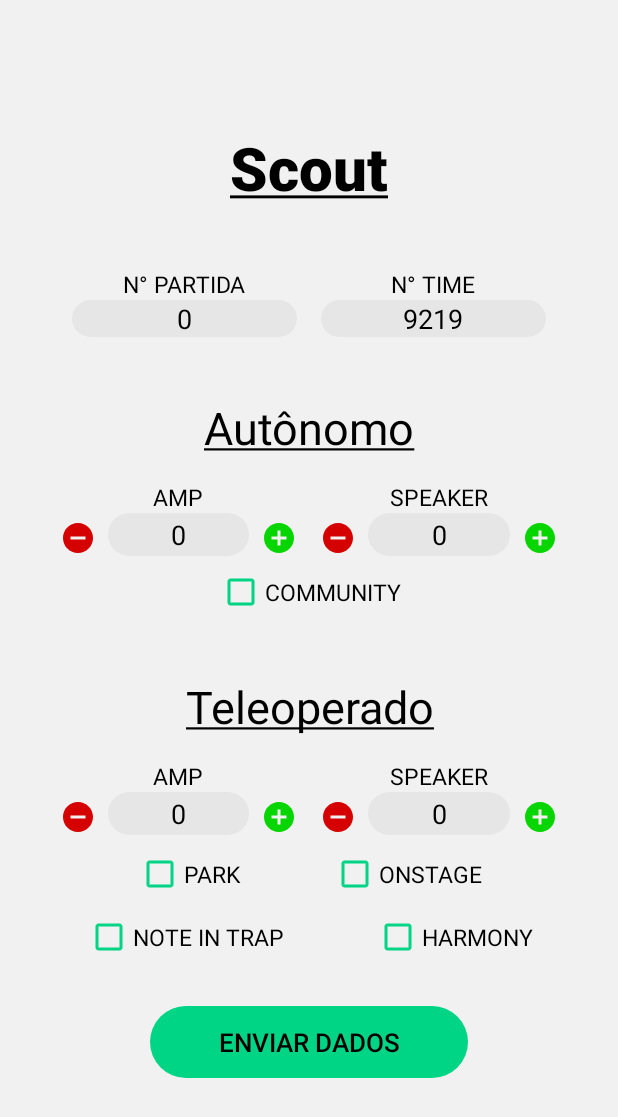
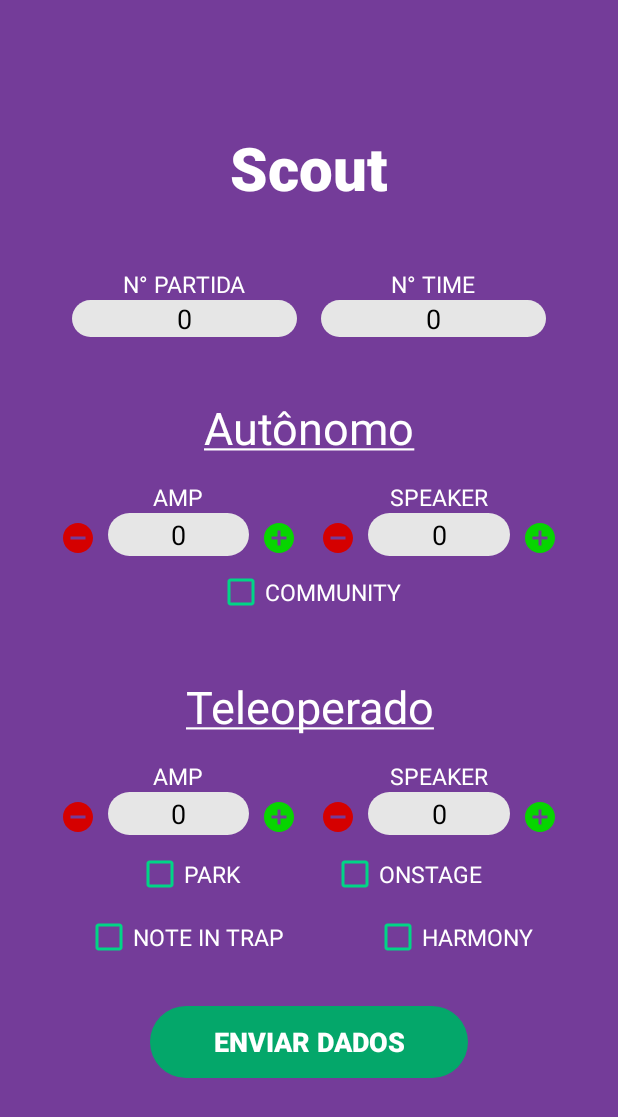
Before and after one commit to nine-tails-9219/scout-app-2024, an Android app: the layout activity_main.xml on its own in the app's theme, with its tools: preview values and no code run, on a phone screen of 412 x 824 dp. Shown: the top 1117 px of the screen. Run offline under Robolectric (Android 15) with nearby library versions, the phone set to English and light mode, and no system bars.

Commit message:
Atualização de cores e conexão com Planilha

```diff
--- a/app/src/main/res/layout/activity_main.xml
+++ b/app/src/main/res/layout/activity_main.xml
@@ -17,7 +17,7 @@
         android:fontFamily="sans-serif-black"
         android:gravity="center"
         android:text="@string/scout"
-        android:textColor="@color/black"
+        android:textColor="@color/white"
         android:textSize="40sp" />
 
     <LinearLayout
@@ -39,7 +39,7 @@
                 android:layout_width="wrap_content"
                 android:layout_height="wrap_content"
                 android:text="@string/numero_da_partida"
-                android:textColor="@color/black"
+                android:textColor="@color/white"
                 android:textSize="15sp" />
 
             <EditText
@@ -69,7 +69,7 @@
                 android:layout_width="wrap_content"
                 android:layout_height="wrap_content"
                 android:text="@string/numero_do_time"
-                android:textColor="@color/black"
+                android:textColor="@color/white"
                 android:textSize="15sp" />
 
             <EditText
@@ -81,7 +81,7 @@
                 android:gravity="center"
                 android:hint="@string/hint_9219"
                 android:inputType="number"
-                android:text="@string/hint_9219"
+                android:text="@string/edit_hint_quantidade"
                 android:textColor="@color/black"
 
                 android:textColorHint="@color/hint_text" />
@@ -97,7 +97,7 @@
         android:layout_marginBottom="15dp"
         android:gravity="center"
         android:text="@string/autonomo"
-        android:textColor="@color/black"
+        android:textColor="@color/white"
         android:textSize="30sp" />
 
     <LinearLayout
@@ -128,7 +128,7 @@
                 android:layout_width="wrap_content"
                 android:layout_height="wrap_content"
                 android:text="@string/amp"
-                android:textColor="@color/black"
+                android:textColor="@color/white"
                 android:textSize="15sp" />
 
             <EditText
@@ -176,7 +176,7 @@
                 android:layout_width="wrap_content"
                 android:layout_height="wrap_content"
                 android:text="@string/speaker"
-                android:textColor="@color/black"
+                android:textColor="@color/white"
                 android:textSize="15sp" />
 
             <EditText
@@ -214,7 +214,7 @@
         android:layout_marginTop="8dp"
         android:buttonTint="@color/logo_crescendo"
         android:text="@string/community"
-        android:textColor="@color/black"
+        android:textColor="@color/white"
         android:textSize="15sp" />
 
     <TextView
@@ -224,7 +224,7 @@
         android:layout_marginBottom="15dp"
         android:gravity="center"
         android:text="@string/teleoperado"
-        android:textColor="@color/black"
+        android:textColor="@color/white"
         android:textSize="30sp" />
 
     <LinearLayout
@@ -255,7 +255,7 @@
                 android:layout_width="wrap_content"
                 android:layout_height="wrap_content"
                 android:text="@string/amp"
-                android:textColor="@color/black"
+                android:textColor="@color/white"
                 android:textSize="15sp" />
 
             <EditText
@@ -303,7 +303,7 @@
                 android:layout_width="wrap_content"
                 android:layout_height="wrap_content"
                 android:text="@string/speaker"
-                android:textColor="@color/black"
+                android:textColor="@color/white"
                 android:textSize="15sp" />
 
             <EditText
@@ -348,7 +348,7 @@
             android:buttonTint="@color/logo_crescendo"
             android:minHeight="20dp"
             android:text="@string/park"
-            android:textColor="@color/black"
+            android:textColor="@color/white"
             android:textSize="15sp" />
 
         <CheckBox
@@ -359,7 +359,7 @@
             android:buttonTint="@color/logo_crescendo"
             android:minHeight="20dp"
             android:text="@string/onstage"
-            android:textColor="@color/black"
+            android:textColor="@color/white"
             android:textSize="15sp" />
 
     </LinearLayout>
@@ -381,7 +381,7 @@
             android:buttonTint="@color/logo_crescendo"
             android:minHeight="20dp"
             android:text="@string/note_in_trap"
-            android:textColor="@color/black"
+            android:textColor="@color/white"
             android:textSize="15sp" />
 
         <CheckBox
@@ -392,7 +392,7 @@
             android:buttonTint="@color/logo_crescendo"
             android:minHeight="20dp"
             android:text="@string/harmony"
-            android:textColor="@color/black"
+            android:textColor="@color/white"
             android:textSize="15sp" />
 
     </LinearLayout>
@@ -405,7 +405,9 @@
         android:layout_marginTop="30dp"
         android:background="@drawable/button"
         android:text="@string/enviar_dados"
-        android:textColor="@color/black"
-        android:textSize="17sp" />
+        android:fontFamily="sans-serif-black"
+        android:textColor="@color/white"
+        android:textSize="18sp" />
+
 
 </LinearLayout>
--- a/app/src/main/res/values/colors.xml
+++ b/app/src/main/res/values/colors.xml
@@ -6,10 +6,10 @@
 
     <color name="black">#FF000000</color>
     <color name="white">#FFFFFFFF</color>
-    <color name="background">#F1F1F1</color>
+    <color name="background">#743C99</color>
     <color name="hint_text">#6D000000</color>
     <color name="edit_text">#E6E6E6</color>
-    <color name="button_green">@color/logo_crescendo</color>
+    <color name="button_green">#04A76A</color>
     <color name="button_add">#07D500</color>
     <color name="button_remove">#D50000</color>
 </resources>
--- a/app/src/main/res/values/strings.xml
+++ b/app/src/main/res/values/strings.xml
@@ -14,5 +14,5 @@
     <string name="edit_hint_quantidade">0</string>
     <string name="park">PARK</string>
     <string name="enviar_dados">ENVIAR DADOS</string>
-    <string name="scout"><u>Scout</u></string>
+    <string name="scout">Scout</string>
 </resources>
```
Also changed, not shown: app/src/main/java/com/example/scout_app/MainActivity.kt (+53 -13 lines).
